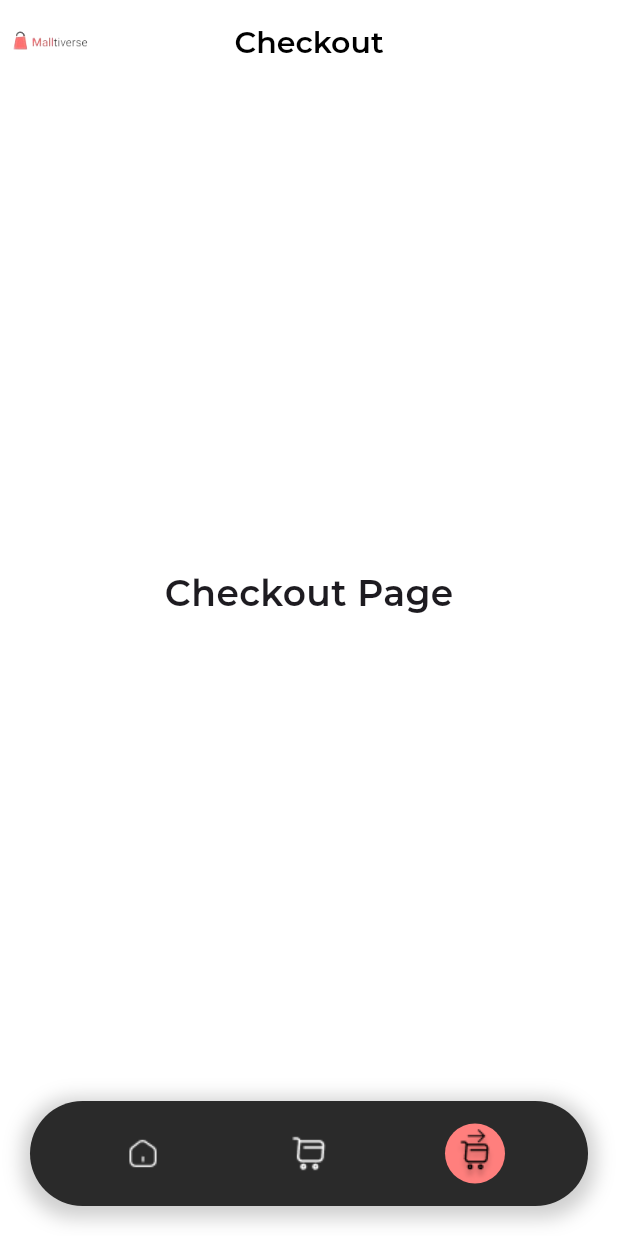
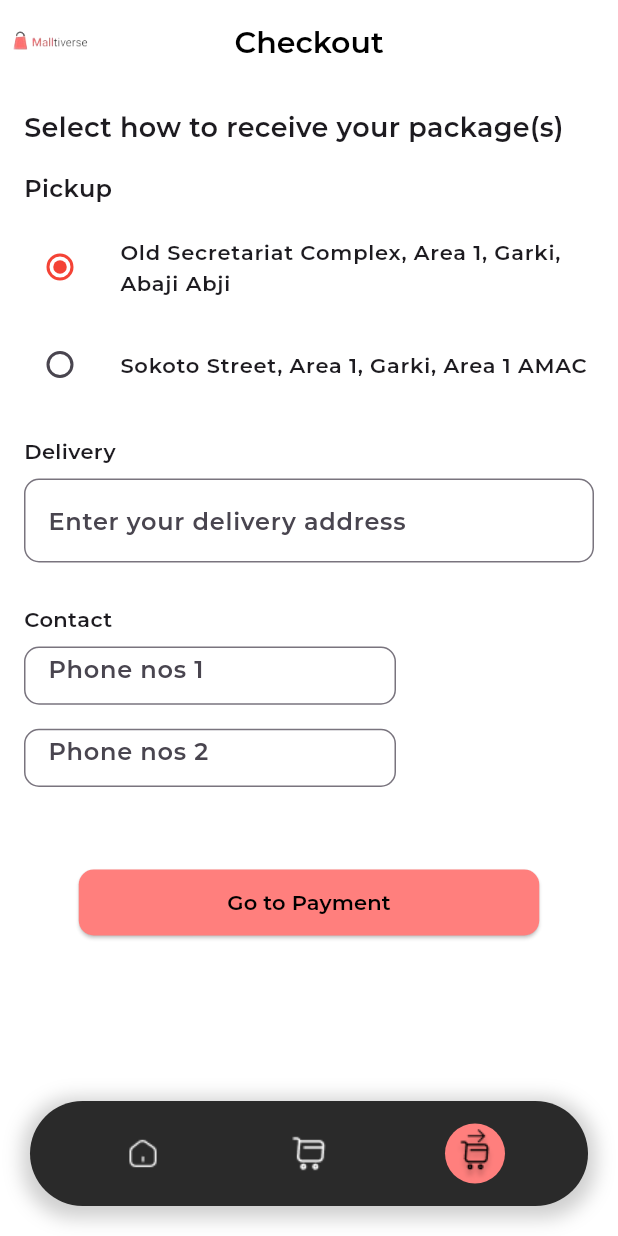
Before and after one commit to Kellytomi/malltiverse, a Flutter app: the screen it shows after launch, item 3 of the bottom bar chosen, on a phone screen of 412 x 824 dp. Run offline on Flutter 3.47's test engine with Material 3 defaults, Android fonts, the phone set to English and light mode, and no system bars; project files that could hold a hidden picture were left out.

Commit message:
added 2 pages; nav bar not working

```diff
--- /dev/null
+++ b/lib/checkout_page.dart
@@ -0,0 +1,162 @@
+import 'package:flutter/material.dart';
+import 'payment_page.dart';
+
+class CheckoutPage extends StatefulWidget {
+  const CheckoutPage({super.key});
+
+  @override
+  _CheckoutPageState createState() => _CheckoutPageState();
+}
+
+class _CheckoutPageState extends State<CheckoutPage> {
+  int _selectedPickupIndex = 1;
+
+  void _onPickupOptionChanged(int? value) {
+    setState(() {
+      _selectedPickupIndex = value!;
+    });
+  }
+
+  @override
+  Widget build(BuildContext context) {
+    return SingleChildScrollView(
+      padding: const EdgeInsets.all(16.0),
+      child: Column(
+        crossAxisAlignment: CrossAxisAlignment.start,
+        children: [
+          const Text(
+            'Select how to receive your package(s)',
+            style: TextStyle(
+              fontSize: 18,
+              fontFamily: 'Montserrat',
+              fontWeight: FontWeight.w600,
+            ),
+          ),
+          const SizedBox(height: 16),
+          const Text(
+            'Pickup',
+            style: TextStyle(
+              fontSize: 16,
+              fontFamily: 'Montserrat',
+              fontWeight: FontWeight.w500,
+            ),
+          ),
+          const SizedBox(height: 8),
+          _buildPickupOption(
+            'Old Secretariat Complex, Area 1, Garki, Abaji Abji',
+            1,
+          ),
+          _buildPickupOption(
+            'Sokoto Street, Area 1, Garki, Area 1 AMAC',
+            2,
+          ),
+          const SizedBox(height: 16),
+          const Text(
+            'Delivery',
+            style: TextStyle(
+              fontSize: 14,
+              fontFamily: 'Montserrat',
+              fontWeight: FontWeight.w400,
+            ),
+          ),
+          const SizedBox(height: 8),
+          SizedBox(
+            height: 60,
+            child: TextFormField(
+              decoration: const InputDecoration(
+                border: OutlineInputBorder(
+                  borderRadius: BorderRadius.all(Radius.circular(10.0)),
+                ),
+                hintText: 'Enter your delivery address',
+              ),
+              maxLines: 1,
+            ),
+          ),
+          const SizedBox(height: 24),
+          const Text(
+            'Contact',
+            style: TextStyle(
+              fontSize: 14,
+              fontFamily: 'Montserrat',
+              fontWeight: FontWeight.w400,
+            ),
+          ),
+          const SizedBox(height: 8),
+          SizedBox(
+            width: 248,
+            height: 38.83,
+            child: TextFormField(
+              decoration: const InputDecoration(
+                border: OutlineInputBorder(
+                  borderRadius: BorderRadius.all(Radius.circular(10.0)),
+                ),
+                hintText: 'Phone nos 1',
+              ),
+            ),
+          ),
+          const SizedBox(height: 16), // More space between contact fields
+          SizedBox(
+            width: 248,
+            height: 38.83,
+            child: TextFormField(
+              decoration: const InputDecoration(
+                border: OutlineInputBorder(
+                  borderRadius: BorderRadius.all(Radius.circular(10.0)),
+                ),
+                hintText: 'Phone nos 2',
+              ),
+            ),
+          ),
+          const SizedBox(height: 55), // More space before the button
+          Center(
+            child: SizedBox(
+              width: 307, // Set the desired width for the button
+              height: 44,
+              child: ElevatedButton(
+                onPressed: () {
+                  Navigator.push(
+                    context,
+                    MaterialPageRoute(builder: (context) => const PaymentPage()),
+                  );
+                },
+                style: ElevatedButton.styleFrom(
+                  backgroundColor: const Color(0xFFFF7F7D),
+                  shape: RoundedRectangleBorder(
+                    borderRadius: BorderRadius.circular(10),
+                  ),
+                ),
+                child: const Text(
+                  'Go to Payment',
+                  style: TextStyle(
+                    color: Colors.black,
+                    fontFamily: 'Montserrat',
+                    fontWeight: FontWeight.w500,
+                  ),
+                ),
+              ),
+            ),
+          ),
+        ],
+      ),
+    );
+  }
+
+  Widget _buildPickupOption(String address, int value) {
+    return ListTile(
+      contentPadding: const EdgeInsets.symmetric(vertical: 4.0),
+      title: Text(
+        address,
+        style: const TextStyle(
+          fontSize: 14,
+          fontFamily: 'Montserrat',
+        ),
+      ),
+      leading: Radio<int>(
+        value: value,
+        groupValue: _selectedPickupIndex,
+        activeColor: const Color(0xFFF44336),
+        onChanged: _onPickupOptionChanged,
+      ),
+    );
+  }
+}
--- a/lib/main.dart
+++ b/lib/main.dart
@@ -1,6 +1,8 @@
 import 'package:flutter/material.dart';
 import 'home_page.dart' as home;
 import 'cart_page.dart' as cart;
+import 'checkout_page.dart' as checkout;
+import 'payment_page.dart' as payment;
 
 void main() {
   runApp(const MyApp());
@@ -34,7 +36,7 @@ class _MainPageState extends State<MainPage> {
   final List<Widget> _pages = [
     const home.HomePage(),
     const cart.CartPage(),
-    const Center(child: Text('Checkout Page', style: TextStyle(fontFamily: 'Montserrat', fontSize: 24))),
+    const checkout.CheckoutPage(),
   ];
 
   void _onItemTapped(int index) {
--- a/pubspec.yaml
+++ b/pubspec.yaml
@@ -69,6 +69,9 @@ flutter:
     - assets/images/earbuds.png
     - assets/images/shoe.png
     - assets/images/shirt.png
+    - assets/images/card.png
+    - assets/images/confetti.gif
+    - assets/images/check.gif
 
   fonts:
     - family: Montserrat
```
Also changed, not shown: lib/payment_page.dart (added, +351 -0 lines), lib/payment_success_page.dart (added, +99 -0 lines), assets/images/card.png (added), assets/images/check.gif (added), assets/images/confetti.gif (added).
